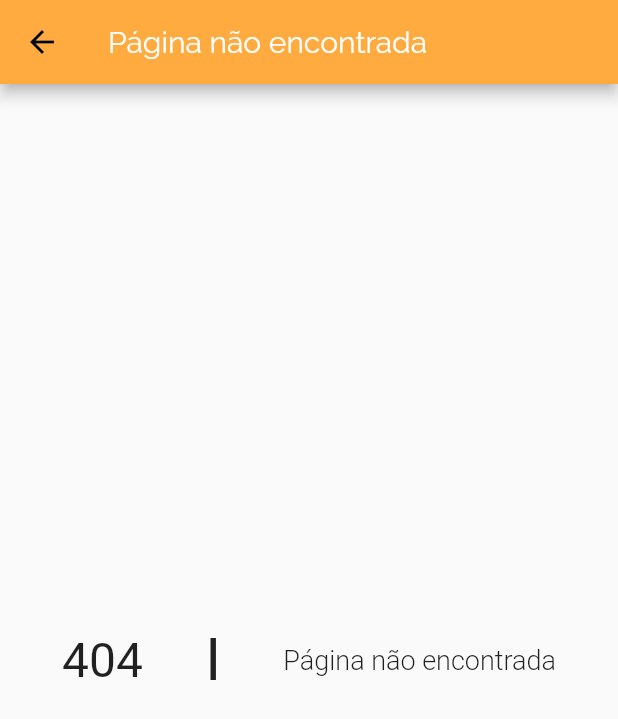
After one commit to IkeSZ/recipes-app, a Flutter app: the Page404 screen opened directly, on a phone screen of 412 x 824 dp. The commit adds this screen. Shown: the top 719 px of the screen. Run offline on Flutter 3.47's test engine with Material 2 defaults, Android fonts, the phone set to English and light mode, and no system bars.

Commit message:
Added Page404

```diff
--- a/lib/main.dart
+++ b/lib/main.dart
@@ -4,6 +4,7 @@ import 'package:flutter/material.dart';
 import 'screens/categories.dart';
 import 'screens/categoriesMeals.dart';
 import 'screens/mealDetail.dart';
+import 'screens/page404.dart';
 
 // Routes
 import 'routes/appRoutes.dart';
@@ -32,6 +33,14 @@ class MyApp extends StatelessWidget {
         AppRoutes.CATEGORIES_MEALS: (_) => CategoriesMealsScreen(),
         AppRoutes.MEAL_DETAIL: (_) => MealDetail(),
       },
+
+      onUnknownRoute: (_) {
+        return MaterialPageRoute(
+          builder: (_) {
+            return Page404();
+          }
+        );
+      },
     );
   }
 }
--- /dev/null
+++ b/lib/screens/page404.dart
@@ -0,0 +1,31 @@
+import 'package:flutter/material.dart';
+
+class Page404 extends StatelessWidget {
+  @override
+  Widget build(BuildContext ctx) {
+    return Scaffold(
+      appBar: AppBar(title: Text('Página não encontrada', style: TextStyle(
+        color: Colors.white,
+      ))),
+
+      body: Center(
+        child: Row(
+          mainAxisAlignment: MainAxisAlignment.spaceEvenly,
+
+          children: [
+            Text('404', style: TextStyle(
+              fontSize: 32
+            )),
+            Text('I', style: TextStyle(
+              fontSize: 40,
+            )),
+            Text('Página não encontrada', style: TextStyle(
+              fontSize: 18,
+              fontWeight: FontWeight.w300
+            ))
+          ],
+        ),
+      ),
+    );
+  }
+}
```
